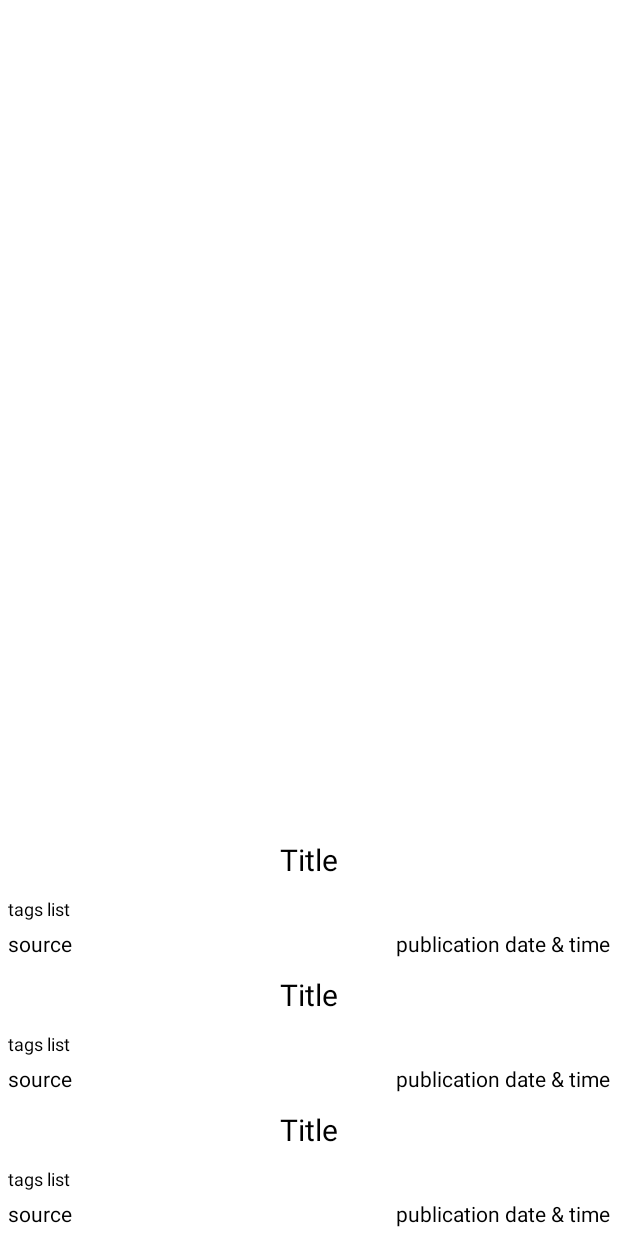
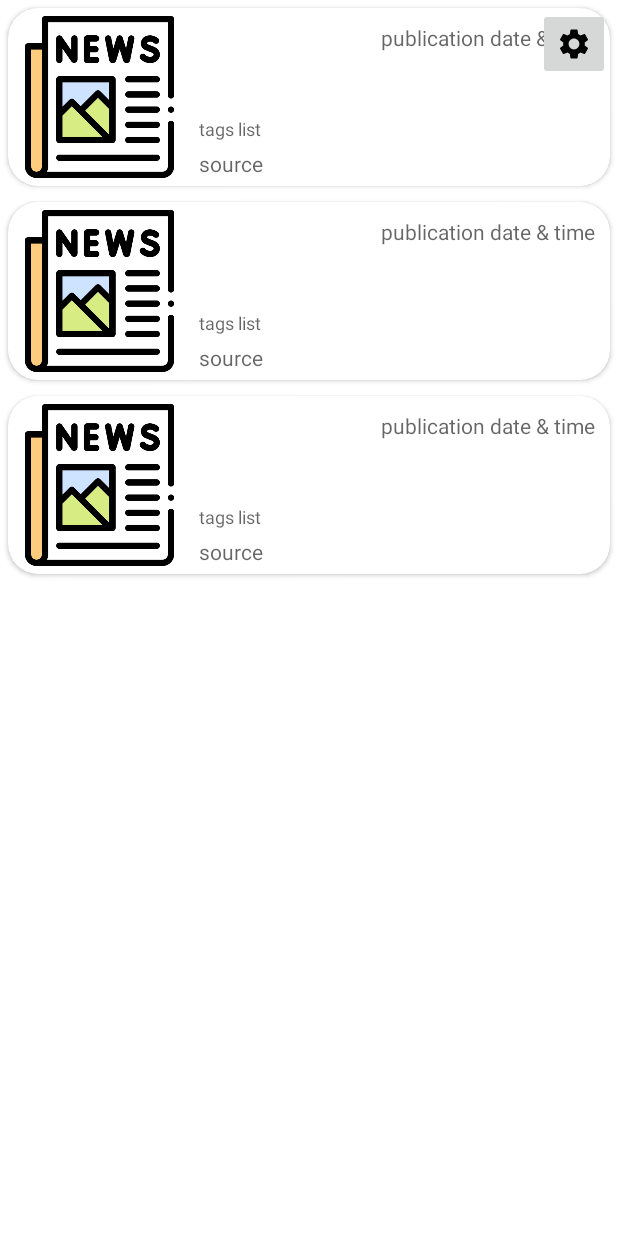
Before and after one commit to saniaGoldy/CurrencyApp, an Android app: the layout fragment_news_list.xml on its own in the app's theme, with its tools: preview values and no code run, on a phone screen of 412 x 824 dp. Run offline under Robolectric (Android 15) with nearby library versions, the phone set to English and light mode, and no system bars.

Commit message:
NewsList Layout

```diff
--- a/app/src/main/java/com/example/currencyapp/ui/newsFragment/newsListFragment/NewsListAdapter.kt
+++ b/app/src/main/java/com/example/currencyapp/ui/newsFragment/newsListFragment/NewsListAdapter.kt
@@ -52,14 +52,6 @@ class NewsListAdapter :
                 tvSource.text = item.source
                 tvTimeStamp.text = item.publishedAt
                 tvTags.text = item.tags.toString()
-                itemContainer.setBackgroundColor(
-                    itemContainer.resources.getColor(
-                        if (position % 2 != 1)
-                            R.color.grey
-                        else
-                            R.color.white
-                    )
-                )
             }
         }
     }
--- /dev/null
+++ b/app/src/main/res/drawable/ic_baseline_settings_24.xml
@@ -0,0 +1,5 @@
+<vector android:height="24dp" android:tint="#000000"
+    android:viewportHeight="24" android:viewportWidth="24"
+    android:width="24dp" xmlns:android="http://schemas.android.com/apk/res/android">
+    <path android:fillColor="@android:color/white" android:pathData="M19.14,12.94c0.04,-0.3 0.06,-0.61 0.06,-0.94c0,-0.32 -0.02,-0.64 -0.07,-0.94l2.03,-1.58c0.18,-0.14 0.23,-0.41 0.12,-0.61l-1.92,-3.32c-0.12,-0.22 -0.37,-0.29 -0.59,-0.22l-2.39,0.96c-0.5,-0.38 -1.03,-0.7 -1.62,-0.94L14.4,2.81c-0.04,-0.24 -0.24,-0.41 -0.48,-0.41h-3.84c-0.24,0 -0.43,0.17 -0.47,0.41L9.25,5.35C8.66,5.59 8.12,5.92 7.63,6.29L5.24,5.33c-0.22,-0.08 -0.47,0 -0.59,0.22L2.74,8.87C2.62,9.08 2.66,9.34 2.86,9.48l2.03,1.58C4.84,11.36 4.8,11.69 4.8,12s0.02,0.64 0.07,0.94l-2.03,1.58c-0.18,0.14 -0.23,0.41 -0.12,0.61l1.92,3.32c0.12,0.22 0.37,0.29 0.59,0.22l2.39,-0.96c0.5,0.38 1.03,0.7 1.62,0.94l0.36,2.54c0.05,0.24 0.24,0.41 0.48,0.41h3.84c0.24,0 0.44,-0.17 0.47,-0.41l0.36,-2.54c0.59,-0.24 1.13,-0.56 1.62,-0.94l2.39,0.96c0.22,0.08 0.47,0 0.59,-0.22l1.92,-3.32c0.12,-0.22 0.07,-0.47 -0.12,-0.61L19.14,12.94zM12,15.6c-1.98,0 -3.6,-1.62 -3.6,-3.6s1.62,-3.6 3.6,-3.6s3.6,1.62 3.6,3.6S13.98,15.6 12,15.6z"/>
+</vector>
--- a/app/src/main/res/layout/fragment_news_list.xml
+++ b/app/src/main/res/layout/fragment_news_list.xml
@@ -9,12 +9,25 @@
 
     <androidx.recyclerview.widget.RecyclerView
         android:id="@+id/rvNewsList"
-        android:layout_width="match_parent"
+        android:layout_width="0dp"
         android:layout_height="0dp"
         app:layoutManager="androidx.recyclerview.widget.LinearLayoutManager"
         app:layout_constraintBottom_toBottomOf="parent"
         app:layout_constraintEnd_toEndOf="parent"
         app:layout_constraintHorizontal_bias="0.5"
         app:layout_constraintStart_toStartOf="parent"
+        app:layout_constraintTop_toTopOf="parent"
         tools:listitem="@layout/news_list_item" />
+
+    <ImageButton
+        android:id="@+id/imageButton"
+        android:layout_width="wrap_content"
+        android:layout_height="wrap_content"
+        android:layout_margin="5dp"
+        android:minHeight="48dp"
+        android:src="@drawable/ic_baseline_settings_24"
+        app:layout_constraintEnd_toEndOf="parent"
+        app:layout_constraintTop_toTopOf="parent"
+        tools:ignore="SpeakableTextPresentCheck" />
+
 </androidx.constraintlayout.widget.ConstraintLayout>
--- a/app/src/main/res/layout/news_list_item.xml
+++ b/app/src/main/res/layout/news_list_item.xml
@@ -1,69 +1,88 @@
 <?xml version="1.0" encoding="utf-8"?>
-<androidx.constraintlayout.widget.ConstraintLayout xmlns:android="http://schemas.android.com/apk/res/android"
+<androidx.cardview.widget.CardView xmlns:android="http://schemas.android.com/apk/res/android"
     xmlns:app="http://schemas.android.com/apk/res-auto"
-    xmlns:expandableTextView="http://schemas.android.com/apk/res-auto"
     xmlns:tools="http://schemas.android.com/tools"
+    android:layout_width="match_parent"
+    android:layout_height="wrap_content"
+    android:layout_margin="5dp"
+
+    app:cardCornerRadius="20dp">
+
+
+    <androidx.constraintlayout.widget.ConstraintLayout
         android:id="@+id/itemContainer"
         android:layout_width="match_parent"
-    android:layout_height="wrap_content">
+        android:layout_height="match_parent">
 
         <TextView
             android:id="@+id/tvSource"
             android:layout_width="wrap_content"
             android:layout_height="wrap_content"
             android:layout_margin="5dp"
-        android:layout_marginStart="8dp"
-        android:layout_marginBottom="8dp"
             android:gravity="start"
             android:text="@string/source"
-        android:textColor="@color/black"
+            android:textColor="?android:attr/textColorSecondary"
             app:layout_constraintBottom_toBottomOf="parent"
-        app:layout_constraintEnd_toStartOf="@+id/tvTimeStamp"
-        app:layout_constraintHorizontal_bias="0.0"
-        app:layout_constraintStart_toStartOf="parent" />
+            app:layout_constraintStart_toStartOf="@+id/guideline4"
+            app:layout_constraintTop_toBottomOf="@+id/tvTags" />
 
         <TextView
             android:id="@+id/tvTimeStamp"
             android:layout_width="wrap_content"
             android:layout_height="wrap_content"
-        android:layout_margin="5dp"
-        android:layout_marginEnd="8dp"
-        android:layout_marginBottom="8dp"
+            android:layout_margin="10dp"
             android:gravity="end"
             android:text="@string/publication_date_amp_time"
-        android:textColor="@color/black"
-        app:layout_constraintBottom_toBottomOf="parent"
-        app:layout_constraintEnd_toEndOf="parent" />
+            android:textColor="?android:attr/textColorSecondary"
+            app:layout_constraintEnd_toEndOf="parent"
+            app:layout_constraintTop_toTopOf="parent" />
 
         <TextView
             android:id="@+id/tvTitle"
-        android:layout_width="match_parent"
+            android:layout_width="0dp"
             android:layout_height="wrap_content"
-        android:layout_margin="5dp"
+            android:layout_margin="10dp"
             android:text="@string/title"
             android:textAlignment="center"
-        android:textColor="@color/black"
+            android:textColor="@color/white"
             android:textSize="20sp"
             app:layout_constraintBottom_toTopOf="@+id/tvTags"
             app:layout_constraintEnd_toEndOf="parent"
-        app:layout_constraintHorizontal_bias="0.5"
-        app:layout_constraintStart_toStartOf="parent"
-        app:layout_constraintTop_toTopOf="parent" />
+            app:layout_constraintStart_toStartOf="@+id/guideline4"
+            app:layout_constraintTop_toBottomOf="@+id/tvTimeStamp" />
 
         <TextView
             android:id="@+id/tvTags"
             android:layout_width="0dp"
             android:layout_height="wrap_content"
             android:layout_margin="5dp"
-        android:layout_marginStart="8dp"
             android:layout_marginEnd="8dp"
+            android:maxLines="1"
             android:text="@string/tags_list"
-        android:textColor="@color/black"
+            android:textColor="?android:attr/textColorSecondary"
             android:textSize="12sp"
-        app:layout_constraintBottom_toTopOf="@+id/tvTimeStamp"
             app:layout_constraintEnd_toEndOf="parent"
-        app:layout_constraintHorizontal_bias="0.5"
-        app:layout_constraintStart_toStartOf="parent"
+            app:layout_constraintStart_toStartOf="@+id/guideline4"
             app:layout_constraintTop_toBottomOf="@+id/tvTitle" />
 
+        <androidx.constraintlayout.widget.Guideline
+            android:id="@+id/guideline4"
+            android:layout_width="wrap_content"
+            android:layout_height="wrap_content"
+            android:orientation="vertical"
+            app:layout_constraintGuide_begin="122dp" />
+
+        <ImageView
+            android:id="@+id/imageView2"
+            android:layout_width="0dp"
+            android:layout_height="0dp"
+            android:layout_margin="5dp"
+            app:layout_constraintBottom_toBottomOf="parent"
+            app:layout_constraintEnd_toStartOf="@+id/guideline4"
+            app:layout_constraintStart_toStartOf="parent"
+            app:layout_constraintTop_toTopOf="parent"
+            app:srcCompat="@drawable/news_colored" />
+
     </androidx.constraintlayout.widget.ConstraintLayout>
+
+</androidx.cardview.widget.CardView>
```
Lines whose indentation alone changed are shown as unchanged.
